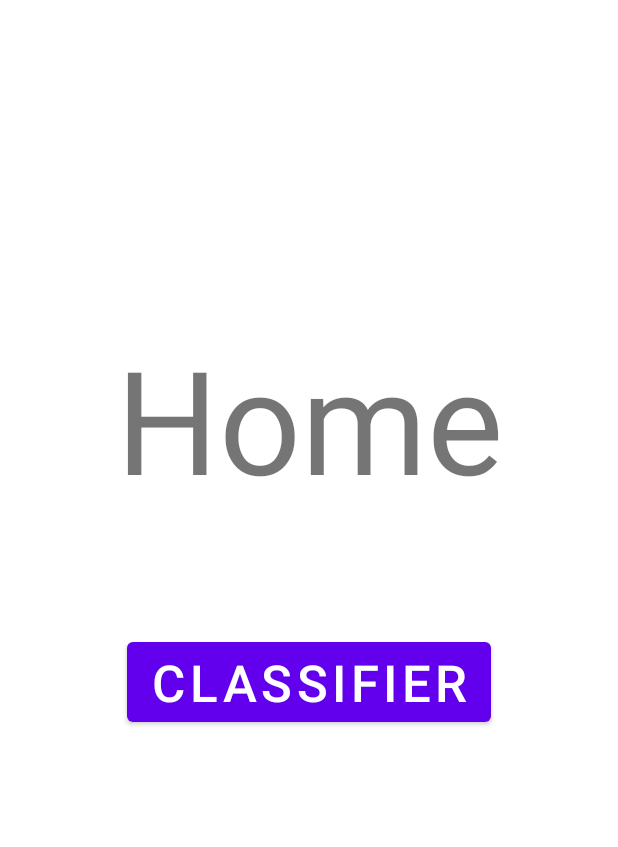
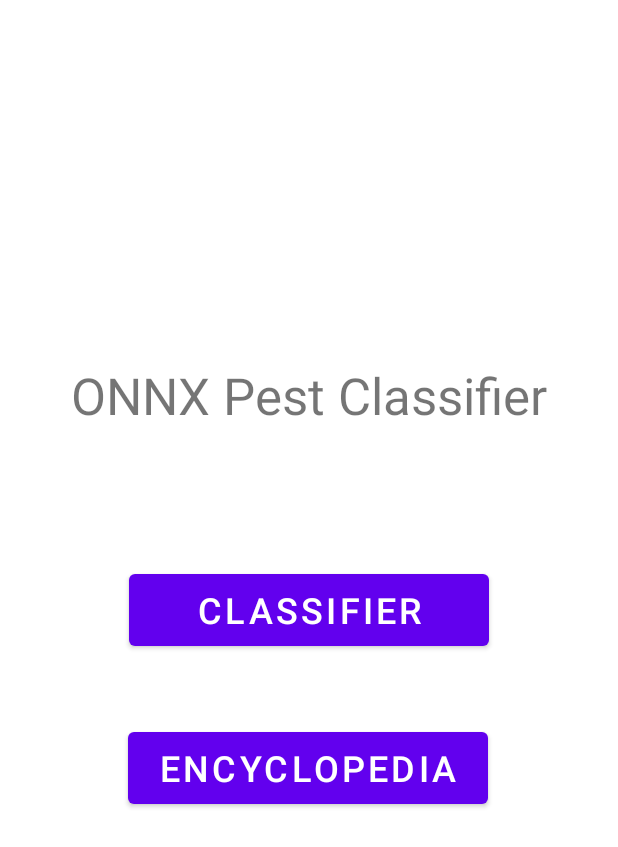
Before and after one commit to ahyaeki/ONNX_PestIdentifier, an Android app: the screen it shows after launch (Activity1), on a phone screen of 412 x 824 dp. Shown: the top 847 px of the screen. Run offline under Robolectric (Android 15) with nearby library versions, the light colour scheme and no system bars.

Commit message:
Add buttons navigation from Home

```diff
--- a/app/src/main/java/ai/onnxruntime/example/imageclassifier/Activity1.kt
+++ b/app/src/main/java/ai/onnxruntime/example/imageclassifier/Activity1.kt
@@ -13,8 +13,14 @@ class Activity1 : AppCompatActivity() {
     override fun onCreate(savedInstanceState: Bundle?) {
         super.onCreate(savedInstanceState)
         setContentView(R.layout.home)
-        val changeActivityBTN = findViewById<Button>(R.id.classifierButton)
-        changeActivityBTN.setOnClickListener { v: View? -> changeActivity() }
+
+        // NAVIGATE TO CLASSIFIER
+        val goToClassifier = findViewById<Button>(R.id.classifierButton)
+        goToClassifier.setOnClickListener { v: View? -> changeActivity() }
+
+        // NAVIGATE TO ENCYCLOPEDIA
+        val goToEncy = findViewById<Button>(R.id.encyButton)
+        goToEncy.setOnClickListener { v: View? -> changeActivity() }
     }
 
     private fun changeActivity() {
--- a/app/src/main/res/layout/home.xml
+++ b/app/src/main/res/layout/home.xml
@@ -1,7 +1,6 @@
 <?xml version="1.0" encoding="utf-8"?>
 <androidx.constraintlayout.widget.ConstraintLayout xmlns:android="http://schemas.android.com/apk/res/android"
     xmlns:app="http://schemas.android.com/apk/res-auto"
-    xmlns:tools="http://schemas.android.com/tools"
     android:layout_width="match_parent"
     android:layout_height="match_parent">
 
@@ -10,7 +9,7 @@
         android:layout_width="wrap_content"
         android:layout_height="wrap_content"
         android:text="@string/activity1"
-        android:textSize="96sp"
+        android:textSize="34sp"
         app:layout_constraintBottom_toBottomOf="parent"
         app:layout_constraintEnd_toEndOf="parent"
         app:layout_constraintStart_toStartOf="parent"
@@ -19,13 +18,27 @@
 
     <Button
         android:id="@+id/classifierButton"
-        android:layout_width="wrap_content"
-        android:layout_height="wrap_content"
-        android:text="@string/button"
-        android:textSize="34sp"
+        android:layout_width="240dp"
+        android:layout_height="60dp"
+        android:text="@string/buttonClassifier"
+        android:textSize="24sp"
         app:layout_constraintBottom_toBottomOf="parent"
         app:layout_constraintEnd_toEndOf="parent"
         app:layout_constraintStart_toStartOf="parent"
         app:layout_constraintTop_toBottomOf="@+id/textView"
         app:layout_constraintVertical_bias="0.19" />
+
+    <Button
+        android:id="@+id/encyButton"
+        android:layout_width="240dp"
+        android:layout_height="60dp"
+        android:text="@string/buttonEncy"
+        android:textSize="24sp"
+        app:layout_constraintBottom_toBottomOf="parent"
+        app:layout_constraintEnd_toEndOf="parent"
+        app:layout_constraintHorizontal_bias="0.498"
+        app:layout_constraintStart_toStartOf="parent"
+        app:layout_constraintTop_toBottomOf="@+id/classifierButton"
+        app:layout_constraintVertical_bias="0.139" />
+
 </androidx.constraintlayout.widget.ConstraintLayout>
--- a/app/src/main/res/values/strings.xml
+++ b/app/src/main/res/values/strings.xml
@@ -1,9 +1,11 @@
 <resources>
     <string name="app_name">Onnx Runtime Mobile Image Classifier</string>
 
-    <string name="activity1">Home</string>
+    <string name="activity1">ONNX Pest Classifier</string>
 
-    <string name="button">Classifier</string>
+    <string name="buttonClassifier">Classifier</string>
+    <string name="buttonEncy">Encyclopedia</string>
+
     <string-array name="IP102_database_txt">
         <item>Rice Leaf Roller</item>
         <item>Rice Leaf Caterpillar</item>
```
